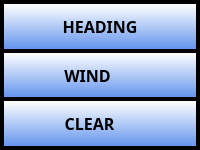
Before: the Qt Designer form ui/BugSelector.ui in UnexplodedMinds/Stratofier, drawn with Qt 5.
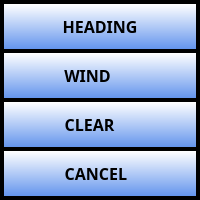
After: the same form once the commit is applied. Icons and pictures are not drawn.

Patch:
```diff
--- a/ui/BugSelector.ui
+++ b/ui/BugSelector.ui
@@ -7,7 +7,7 @@
     <x>0</x>
     <y>0</y>
     <width>200</width>
-    <height>150</height>
+    <height>200</height>
    </rect>
   </property>
   <property name="sizePolicy">
@@ -19,13 +19,13 @@
   <property name="minimumSize">
    <size>
     <width>200</width>
-    <height>150</height>
+    <height>200</height>
    </size>
   </property>
   <property name="maximumSize">
    <size>
     <width>200</width>
-    <height>150</height>
+    <height>200</height>
    </size>
   </property>
   <property name="palette">
@@ -234,6 +234,40 @@
      </property>
     </widget>
    </item>
+   <item>
+    <widget class="QPushButton" name="m_pCancelButton">
+     <property name="sizePolicy">
+      <sizepolicy hsizetype="MinimumExpanding" vsizetype="MinimumExpanding">
+       <horstretch>0</horstretch>
+       <verstretch>0</verstretch>
+      </sizepolicy>
+     </property>
+     <property name="font">
+      <font>
+       <family>Piboto</family>
+       <pointsize>12</pointsize>
+       <weight>75</weight>
+       <bold>true</bold>
+      </font>
+     </property>
+     <property name="text">
+      <string>CANCEL  </string>
+     </property>
+     <property name="icon">
+      <iconset resource="../AHRSResources.qrc">
+       <normaloff>:/icons/resources/Cancel.png</normaloff>:/icons/resources/Cancel.png</iconset>
+     </property>
+     <property name="iconSize">
+      <size>
+       <width>32</width>
+       <height>32</height>
+      </size>
+     </property>
+     <property name="autoDefault">
+      <bool>false</bool>
+     </property>
+    </widget>
+   </item>
   </layout>
  </widget>
  <resources>
```
Left out of the diff: 10 changed lines with no effect on the pictures.
